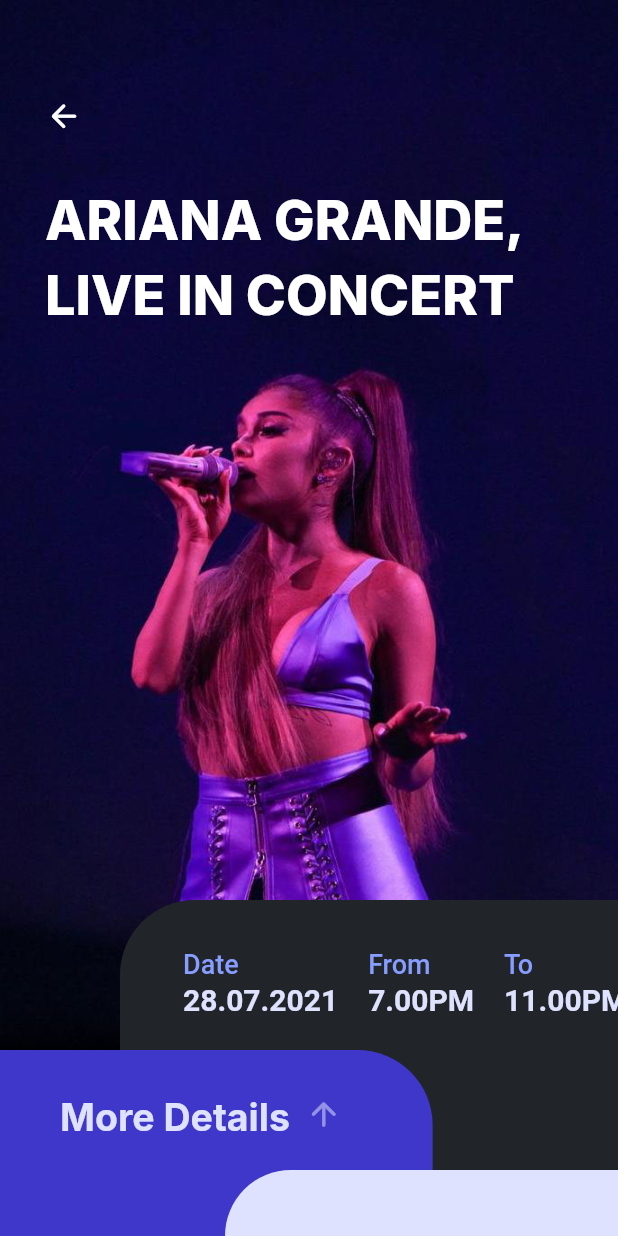
After one commit to Thaanu2001/Events-App-Flutter, a Flutter app: the PopularEventsScreen screen opened directly, after a tap on "Live in Concert", on a phone screen of 412 x 824 dp. The commit adds this screen. Run offline on Flutter 3.47's test engine with Material 2 defaults, Android fonts, the phone set to English and light mode, and no system bars; our stand-ins replace google_fonts.

Commit message:
Add events inner screen

```diff
--- /dev/null
+++ b/lib/screens/event-inner-screen.dart
@@ -0,0 +1,250 @@
+import 'package:events_app_flutter/screens/event-details-screen.dart';
+import 'package:events_app_flutter/widgets/animated-widgets.dart';
+import 'package:flutter/material.dart';
+import 'package:google_fonts/google_fonts.dart';
+
+class EventInnerScreen extends StatefulWidget {
+  const EventInnerScreen({Key? key}) : super(key: key);
+
+  @override
+  _EventInnerScreenState createState() => _EventInnerScreenState();
+}
+
+class _EventInnerScreenState extends State<EventInnerScreen> {
+  List<double> dateCard = [500, 900];
+  List<double> detailsCard = [0, 900];
+  List<double> ticketCard = [500, 900];
+
+  @override
+  void initState() {
+    super.initState();
+    productImage();
+  }
+
+  productImage() async {
+    await Future.delayed(const Duration(milliseconds: 200), () {
+      setState(() {
+        dateCard = [80, 600];
+        detailsCard = [MediaQuery.of(context).size.width * 0.7, 700];
+        ticketCard = [150, 780];
+      });
+    });
+  }
+
+  @override
+  Widget build(BuildContext context) {
+    return Scaffold(
+      backgroundColor: Colors.transparent,
+      body: Container(
+        width: double.infinity,
+        child: Stack(
+          children: [
+            Hero(
+              tag: 'Live in Concert',
+              child: Image.asset(
+                'lib/assets/event-4.jpg',
+                fit: BoxFit.cover,
+                height: 700,
+              ),
+            ),
+            Container(
+              padding: EdgeInsets.fromLTRB(30, 65, 30, 0),
+              child: InkWell(
+                child: AnimatedWidgets(
+                  child: Icon(
+                    Icons.arrow_back_rounded,
+                    color: Colors.white,
+                    size: 25,
+                  ),
+                  delay: 200,
+                ),
+                onTap: () => Navigator.pop(context),
+              ),
+            ),
+            Container(
+              padding: EdgeInsets.fromLTRB(30, 120, 30, 0),
+              child: AnimatedWidgets(
+                child: Text(
+                  'ARIANA GRANDE,\nLIVE IN CONCERT',
+                  style: GoogleFonts.inter(
+                    color: Colors.white,
+                    fontSize: 36,
+                    fontWeight: FontWeight.w800,
+                    height: 1.4,
+                  ),
+                ),
+                delay: 200,
+              ),
+            ),
+            //* Event Date Card
+            AnimatedContainer(
+              duration: Duration(milliseconds: 200),
+              height: double.infinity,
+              margin: EdgeInsets.fromLTRB(dateCard[0], dateCard[1], 0, 0),
+              padding: EdgeInsets.fromLTRB(42, 32, 0, 0),
+              decoration: BoxDecoration(
+                color: Color(0xff212529),
+                borderRadius: BorderRadius.only(
+                  topLeft: Radius.circular(50),
+                ),
+              ),
+              child: SingleChildScrollView(
+                scrollDirection: Axis.horizontal,
+                child: Container(
+                  width: MediaQuery.of(context).size.width - 122,
+                  child: GestureDetector(
+                    child: SingleChildScrollView(
+                      child: Row(
+                        crossAxisAlignment: CrossAxisAlignment.start,
+                        mainAxisSize: MainAxisSize.min,
+                        children: [
+                          Column(
+                            crossAxisAlignment: CrossAxisAlignment.start,
+                            children: [
+                              Text(
+                                'Date',
+                                style: TextStyle(
+                                  color: Color(0xff879dff),
+                                  fontSize: 18,
+                                  fontWeight: FontWeight.w500,
+                                ),
+                              ),
+                              Text(
+                                '28.07.2021',
+                                style: TextStyle(
+                                    color: Color(0xffdee2ff),
+                                    fontSize: 20,
+                                    fontWeight: FontWeight.w700,
+                                    height: 1.3),
+                              ),
+                            ],
+                          ),
+                          SizedBox(width: 20),
+                          Column(
+                            crossAxisAlignment: CrossAxisAlignment.start,
+                            children: [
+                              Text(
+                                'From',
+                                style: TextStyle(
+                                  color: Color(0xff879dff),
+                                  fontSize: 18,
+                                  fontWeight: FontWeight.w500,
+                                ),
+                              ),
+                              Text(
+                                '7.00PM',
+                                style: TextStyle(
+                                    color: Color(0xffdee2ff),
+                                    fontSize: 20,
+                                    fontWeight: FontWeight.w700,
+                                    height: 1.3),
+                              ),
+                            ],
+                          ),
+                          SizedBox(width: 20),
+                          Column(
+                            crossAxisAlignment: CrossAxisAlignment.start,
+                            children: [
+                              Text(
+                                'To',
+                                style: TextStyle(
+                                  color: Color(0xff879dff),
+                                  fontSize: 18,
+                                  fontWeight: FontWeight.w500,
+                                ),
+                              ),
+                              Text(
+                                '11.00PM',
+                                style: TextStyle(
+                                    color: Color(0xffdee2ff),
+                                    fontSize: 20,
+                                    fontWeight: FontWeight.w700,
+                                    height: 1.3),
+                              ),
+                            ],
+                          ),
+                        ],
+                      ),
+                    ),
+                    onHorizontalDragStart: (details) {
+                      Navigator.pushReplacement(
+                        context,
+                        PageRouteBuilder(
+                          pageBuilder: (context, animation1, animation2) =>
+                              EventDetailsScreen(),
+                          transitionDuration: Duration(seconds: 0),
+                        ),
+                      );
+                    },
+                  ),
+                ),
+              ),
+            ),
+            //* About Event Card
+            AnimatedContainer(
+              duration: Duration(milliseconds: 200),
+              height: double.infinity,
+              margin: EdgeInsets.fromLTRB(0, detailsCard[1], 0, 0),
+              padding: EdgeInsets.fromLTRB(40, 30, 0, 0),
+              width: detailsCard[0],
+              decoration: BoxDecoration(
+                color: Color(0xff3f37c9),
+                borderRadius: BorderRadius.only(
+                  topRight: Radius.circular(50),
+                ),
+              ),
+              child: SingleChildScrollView(
+                scrollDirection: Axis.horizontal,
+                child: Row(
+                  crossAxisAlignment: CrossAxisAlignment.start,
+                  children: [
+                    Text(
+                      'More Details',
+                      style: GoogleFonts.inter(
+                        color: Color(0xffdee2ff),
+                        fontSize: 25,
+                        fontWeight: FontWeight.w700,
+                      ),
+                    ),
+                    SizedBox(width: 10),
+                    Icon(
+                      Icons.arrow_upward_rounded,
+                      color: Color(0x88dee2ff),
+                      size: 25,
+                    )
+                  ],
+                ),
+              ),
+            ),
+            AnimatedContainer(
+              duration: Duration(milliseconds: 200),
+              height: double.infinity,
+              margin: EdgeInsets.fromLTRB(ticketCard[0], ticketCard[1], 0, 0),
+              padding: EdgeInsets.fromLTRB(45, 40, 0, 0),
+              decoration: BoxDecoration(
+                color: Color(0xffdee2ff),
+                borderRadius: BorderRadius.only(
+                  topLeft: Radius.circular(50),
+                ),
+              ),
+              child: SingleChildScrollView(
+                scrollDirection: Axis.horizontal,
+                child: Container(
+                  width: MediaQuery.of(context).size.width - 192,
+                  child: Text(
+                    'BUY • LKR 12,000',
+                    style: GoogleFonts.inter(
+                      color: Color(0xff3f37c9),
+                      fontSize: 25,
+                      fontWeight: FontWeight.w800,
+                    ),
+                  ),
+                ),
+              ),
+            ),
+          ],
+        ),
+      ),
+    );
+  }
+}
--- a/lib/screens/home-screen.dart
+++ b/lib/screens/home-screen.dart
@@ -251,8 +251,7 @@
                       return AnimatedContainer(
                         duration: Duration(milliseconds: 200),
                         height: double.infinity,
-                          margin:
-                              EdgeInsets.fromLTRB(0, bottomCardMargin2, 0, 0),
+                        margin: EdgeInsets.fromLTRB(0, bottomCardMargin2, 0, 0),
                         padding: EdgeInsets.fromLTRB(30, 36, 0, 0),
                         width: MediaQuery.of(context).size.width * 0.9,
                         decoration: BoxDecoration(
@@ -281,7 +280,8 @@
                           ],
                         ),
                       );
-                      }),
+                    },
+                  ),
                 ],
               ),
             ),
--- a/lib/screens/popular-events-screen.dart
+++ b/lib/screens/popular-events-screen.dart
@@ -1,8 +1,10 @@
+import 'package:events_app_flutter/screens/event-inner-screen.dart';
 import 'package:events_app_flutter/screens/home-screen.dart';
 import 'package:events_app_flutter/widgets/animated-widgets.dart';
 import 'package:events_app_flutter/widgets/full-event-card.dart';
 import 'package:flutter/material.dart';
 import 'package:google_fonts/google_fonts.dart';
+import 'package:provider/provider.dart';
 
 class PopularEventsScreen extends StatelessWidget {
   const PopularEventsScreen({Key? key}) : super(key: key);
@@ -65,11 +67,27 @@
               child: Column(
                 children: [
                   AnimatedWidgets(
-                    child: FullEventCard(
-                      imageLocation: 'lib/assets/event-1.jpg',
-                      eventName: 'Live in Concert',
-                      eventDetails: '28.07.2021 • LKR 12,000',
-                      category: 'Musical',
+                    child: InkWell(
+                      child: FullEventCard(
+                        imageLocation: 'lib/assets/event-4.jpg',
+                        eventName: 'Live in Concert',
+                        eventDetails: '28.07.2021 • LKR 12,000',
+                        category: 'Musical',
+                      ),
+                      onTap: () {
+                        Navigator.of(context).push(
+                          PageRouteBuilder(
+                            pageBuilder:
+                                (context, animation, secondaryAnimation) {
+                              return ListenableProvider(
+                                create: (context) => animation,
+                                child: EventInnerScreen(),
+                              );
+                            },
+                            transitionDuration: Duration(milliseconds: 300),
+                          ),
+                        );
+                      },
                     ),
                     delay: 300,
                   ),
@@ -97,7 +115,7 @@
                   AnimatedWidgets(
                     child: FullEventCard(
                       imageLocation: 'lib/assets/fav-event-2.jpg',
-                      eventName: 'Live in Concert',
+                      eventName: 'Musical Show',
                       eventDetails: '28.07.2021 • LKR 8,000',
                       category: 'Musical',
                     ),
--- a/lib/widgets/full-event-card.dart
+++ b/lib/widgets/full-event-card.dart
@@ -17,16 +17,21 @@
   Widget build(BuildContext context) {
     return Stack(
       children: [
-        //* Favourite event image
+        //* Event image
         Container(
           width: double.infinity,
           height: 220,
           margin: EdgeInsets.only(top: 12),
           child: ClipRRect(
             borderRadius: BorderRadius.circular(10),
-            child: Image.asset(
-              this.imageLocation,
-              fit: BoxFit.cover,
+            child: Hero(
+              tag: eventName,
+              child: Image.asset(
+                this.imageLocation,
+                fit: BoxFit.cover,
+                // height: 300,
+                // alignment: Alignment.enter,
+              ),
             ),
           ),
         ),
```
Also changed, not shown: lib/screens/event-details-screen.dart (added, +229 -0 lines), lib/assets/event-4.jpg (added), lib/assets/event-inner.jpg (added). Lines whose indentation alone changed are shown as unchanged.
